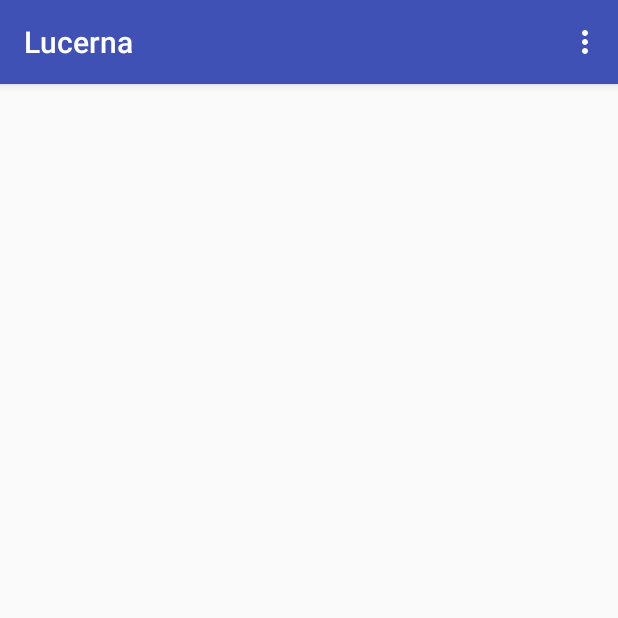
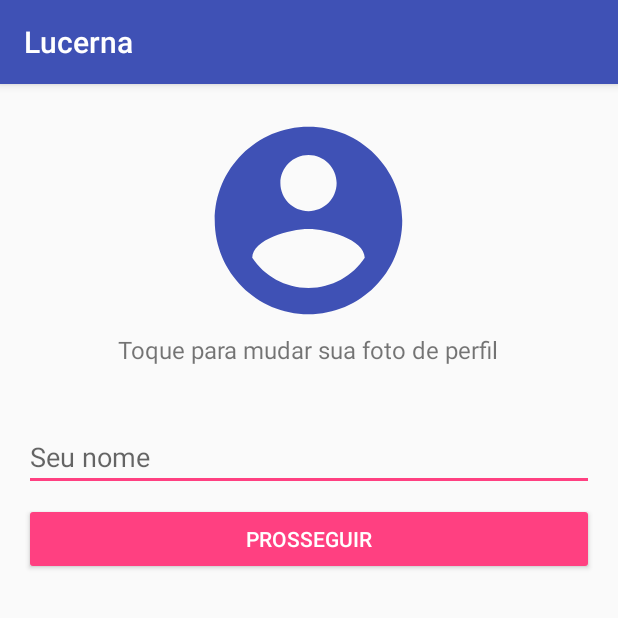
Before and after one commit to hkakutalua/Lucerna, an Android app: the screen it shows after launch once a user with an empty profile is signed in (MainActivity before the commit, ProfileConfigurationActivity after it), on a phone screen of 412 x 824 dp, the top half of it. Run offline under Robolectric (Android 15) with nearby library versions, the phone set to English and light mode, and no system bars; our stand-ins replace CircleImageView, Firebase (no records; nobody signed in at launch, a user with empty details on screens opened directly), Picasso; pictures from the network do not load.

Commit message:
Added profile configuration screen

```diff
--- a/app/build.gradle
+++ b/app/build.gradle
@@ -9,6 +9,7 @@ android {
         versionCode 1
         versionName "1.0"
         testInstrumentationRunner "android.support.test.runner.AndroidJUnitRunner"
+        vectorDrawables.useSupportLibrary = true
     }
     buildTypes {
         debug {
@@ -39,9 +40,11 @@ dependencies {
     compile 'org.parceler:parceler-api:1.1.9'
     annotationProcessor 'org.parceler:parceler:1.1.9'
     compile 'joda-time:joda-time:2.9.9'
+    compile 'de.hdodenhof:circleimageview:2.2.0'
 
     compile 'com.google.firebase:firebase-core:11.6.2'
     compile 'com.google.firebase:firebase-auth:11.6.2'
+    compile 'com.google.firebase:firebase-storage:11.6.2'
 }
 
 
--- a/app/src/main/AndroidManifest.xml
+++ b/app/src/main/AndroidManifest.xml
@@ -37,6 +37,8 @@
         <activity
             android:name=".activities.RegistrationActivity"
             android:theme="@style/AppTheme.NoActionBar"/>
+        <activity
+            android:name=".activities.ProfileConfigurationActivity" />
     </application>
 
 </manifest>
--- a/app/src/main/java/com/bitpapr/lucerna/activities/LaunchActivity.java
+++ b/app/src/main/java/com/bitpapr/lucerna/activities/LaunchActivity.java
@@ -4,10 +4,9 @@ import android.content.Intent;
 import android.os.Handler;
 import android.support.v7.app.AppCompatActivity;
 import android.os.Bundle;
-import android.view.Window;
-import android.view.WindowManager;
 
 import com.bitpapr.lucerna.R;
+import com.bitpapr.lucerna.data.UserSharedPreferences;
 import com.google.firebase.auth.FirebaseAuth;
 import com.google.firebase.auth.FirebaseUser;
 
@@ -32,8 +31,13 @@ public class LaunchActivity extends AppCompatActivity {
         FirebaseUser currentLoggedUser = firebaseAuth.getCurrentUser();
         final Handler handler = new Handler();
 
+        UserSharedPreferences userSharedPreferences = new UserSharedPreferences(this);
+        boolean profileConfigured = userSharedPreferences.getUserProfileConfigured();
+
         if (currentLoggedUser == null) {
             handler.postDelayed(this::showLoginActivity, 2000);
+        } else if (!profileConfigured) {
+            handler.postDelayed(this::showProfileConfigurationActivity, 2000);
         } else {
             handler.postDelayed(this::showMainActivity, 2000);
         }
@@ -48,6 +52,12 @@ public class LaunchActivity extends AppCompatActivity {
         finish();
     }
 
+    private void showProfileConfigurationActivity() {
+        Intent profileConfigurationIntent = new Intent(this, ProfileConfigurationActivity.class);
+        startActivity(profileConfigurationIntent);
+        finish();
+    }
+
     /**
      * Shows the main activity
      */
--- a/app/src/main/java/com/bitpapr/lucerna/activities/LoginActivity.java
+++ b/app/src/main/java/com/bitpapr/lucerna/activities/LoginActivity.java
@@ -70,7 +70,7 @@ public class LoginActivity extends AppCompatActivity
     public void onComplete(@NonNull Task<AuthResult> task) {
         if (task.isSuccessful()) {
             Log.d(TAG, "Sign in with email was successful");
-            startActivity(new Intent(this, MainActivity.class));
+            startActivity(new Intent(this, ProfileConfigurationActivity.class));
             finish();
         }
 
--- /dev/null
+++ b/app/src/main/java/com/bitpapr/lucerna/activities/ProfileConfigurationActivity.java
@@ -0,0 +1,252 @@
+package com.bitpapr.lucerna.activities;
+
+import android.content.Intent;
+import android.graphics.Bitmap;
+import android.net.Uri;
+import android.os.Bundle;
+import android.support.annotation.Nullable;
+import android.support.v7.app.AppCompatActivity;
+import android.text.TextUtils;
+import android.view.View;
+import android.widget.Button;
+import android.widget.EditText;
+import android.widget.ImageView;
+import android.widget.LinearLayout;
+import android.widget.ProgressBar;
+import android.widget.TextView;
+import android.widget.Toast;
+
+import com.bitpapr.lucerna.R;
+import com.bitpapr.lucerna.utilities.BitmapUtils;
+import com.google.firebase.auth.FirebaseAuth;
+import com.google.firebase.auth.FirebaseUser;
+import com.google.firebase.auth.UserProfileChangeRequest;
+import com.google.firebase.storage.FirebaseStorage;
+import com.google.firebase.storage.StorageReference;
+import com.google.firebase.storage.UploadTask;
+import com.squareup.picasso.Callback;
+import com.squareup.picasso.Picasso;
+
+import java.io.ByteArrayOutputStream;
+
+/**
+ * Created by henrick on 12/12/17.
+ */
+
+/**
+ * The activity responsible for configuring briefly user profile
+ * Normally this activity is called after the login or registering process
+ * to quickly set the user name and profile picture
+ */
+public class ProfileConfigurationActivity extends AppCompatActivity {
+
+    private static final int REQUEST_CODE_IMAGE_RETRIEVAL = 1234;
+    private static final String STORAGE_REFERENCE_PROFILE_IMAGES = "profile_images";
+    public static final String PROFILE_IMAGE_NAME_PREFIX = "profile";
+
+    private ImageView mProfilePictureImageView;
+    private Button mProceedButton;
+    private EditText mNameEditText;
+    private ProgressBar mImageUploadProgressBar;
+    private TextView mPictureUploadErrorTextView;
+
+    private FirebaseAuth mFirebaseAuth;
+
+    private Uri mLocalImageUri;
+    private Uri mLastUploadedPhotoUri = null;
+
+    @Override
+    public void onCreate(@Nullable Bundle savedInstanceState) {
+        super.onCreate(savedInstanceState);
+        setContentView(R.layout.activity_profile_configuration);
+
+        mProfilePictureImageView = findViewById(R.id.image_profile_picture);
+        mNameEditText = findViewById(R.id.edit_name);
+        mImageUploadProgressBar = findViewById(R.id.progress_image_upload);
+        mPictureUploadErrorTextView = findViewById(R.id.text_picture_upload_error);
+        mProceedButton = findViewById(R.id.button_proceed);
+        LinearLayout profilePictureLayout = findViewById(R.id.layout_profile_picture);
+
+        profilePictureLayout.setOnClickListener((View v) -> chooseProfilePicture());
+        mProceedButton.setOnClickListener((View v) -> updateProfileNameAndFinish());
+
+        mFirebaseAuth = FirebaseAuth.getInstance();
+        FirebaseUser user = mFirebaseAuth.getCurrentUser();
+
+        // This will download and show the user profile picture if it was previously set
+        // otherwise we'll just show a default profile picture
+        if (user != null) {
+            mNameEditText.setText(user.getDisplayName());
+            Uri photoUri = user.getPhotoUrl();
+
+            if (photoUri == null) {
+                mProfilePictureImageView.setImageResource(R.drawable.ic_default_profile_150dp);
+            } else {
+                downloadProfilePhoto(photoUri);
+            }
+        }
+    }
+
+    /**
+     * Called when a picture is selected from the gallery
+     * @param requestCode the intent request code
+     * @param resultCode the result code
+     * @param data the data returned from the selection, normally a Uri pointing
+     *             to the selected picture
+     */
+    @Override
+    protected void onActivityResult(int requestCode, int resultCode, Intent data) {
+        if (requestCode == REQUEST_CODE_IMAGE_RETRIEVAL && resultCode == RESULT_OK) {
+            Uri photoLocalUri = data.getData();
+
+            if (photoLocalUri != null) {
+                mLocalImageUri = photoLocalUri;
+                uploadProfilePhoto(mLocalImageUri);
+            }
+        }
+    }
+
+    /**
+     * Requests the system to select a picture from gallery
+     */
+    private void chooseProfilePicture() {
+        Intent imageRetrievalIntent = new Intent(Intent.ACTION_GET_CONTENT);
+        imageRetrievalIntent.setType("image/*");
+
+        if (imageRetrievalIntent.resolveActivity(getPackageManager()) != null) {
+            startActivityForResult(imageRetrievalIntent, REQUEST_CODE_IMAGE_RETRIEVAL);
+        } else {
+            Toast.makeText(this, R.string.no_application_to_open_image, Toast.LENGTH_SHORT)
+                    .show();
+        }
+    }
+
+    /**
+     * Finishes the profile configuration by changing the name of
+     * the user and then finish this activity
+     */
+    private void updateProfileNameAndFinish() {
+        if (!validNameField())
+            return;
+
+        FirebaseUser firebaseUser = mFirebaseAuth.getCurrentUser();
+        String name = mNameEditText.getText().toString();
+
+        if (firebaseUser != null) {
+            UserProfileChangeRequest.Builder profileChangeRequestBuilder =
+                    new UserProfileChangeRequest.Builder()
+                    .setDisplayName(name);
+
+            firebaseUser.updateProfile(profileChangeRequestBuilder.build());
+
+            startActivity(new Intent(this, MainActivity.class));
+            finish();
+        }
+    }
+
+    /**
+     * Downloads an existent profile picture from the remote uri,
+     * then show it in the screen.
+     * If the download fails (for reasons like network, invalid uri, etc), it
+     * shows a default profile picture in the screen
+     * @param photoRemoteUri A remote URL of the profile picture
+     */
+    private void downloadProfilePhoto(Uri photoRemoteUri) {
+        mImageUploadProgressBar.setVisibility(View.VISIBLE);
+
+        Picasso.with(this)
+                .load(photoRemoteUri)
+                .error(R.drawable.ic_default_profile_150dp)
+                .into(mProfilePictureImageView, new Callback() {
+                    @Override
+                    public void onSuccess() {
+                        mImageUploadProgressBar.setVisibility(View.INVISIBLE);
+                        mLastUploadedPhotoUri = photoRemoteUri;
+                    }
+
+                    @Override
+                    public void onError() {
+                        mImageUploadProgressBar.setVisibility(View.INVISIBLE);
+                        Toast.makeText(ProfileConfigurationActivity.this,
+                                R.string.picture_dowload_error_text,
+                                Toast.LENGTH_LONG).show();
+                    }
+                });
+    }
+
+    /**
+     * Uploads a picture to Firebase Storage and then set it as profile picture
+     * if the upload succeeds
+     * @param photoLocalUri the local uri of the picture to upload
+     */
+    private void uploadProfilePhoto(Uri photoLocalUri) {
+        mImageUploadProgressBar.setVisibility(View.VISIBLE);
+        mPictureUploadErrorTextView.setVisibility(View.INVISIBLE);
+
+        StorageReference rootRef = FirebaseStorage.getInstance().getReference();
+        String userUid = mFirebaseAuth.getCurrentUser().getUid();
+        String pictureFileName = PROFILE_IMAGE_NAME_PREFIX + userUid;
+
+        StorageReference profileImageRef =
+                rootRef.child(STORAGE_REFERENCE_PROFILE_IMAGES + "/" + pictureFileName);
+
+        final Bitmap photoBitmap = BitmapUtils.loadBitmapFromUri(photoLocalUri, this);
+        final byte[] photoByteArray = BitmapUtils.getBitmapByteArray(photoBitmap);
+
+        if (photoByteArray != null) {
+            UploadTask photoUploadTask = profileImageRef.putBytes(photoByteArray);
+
+            photoUploadTask.addOnSuccessListener((UploadTask.TaskSnapshot taskSnapshot) -> {
+                mLastUploadedPhotoUri = taskSnapshot.getDownloadUrl();
+                mImageUploadProgressBar.setVisibility(View.INVISIBLE);
+                mProfilePictureImageView.setImageURI(photoLocalUri);
+                updateUserAccountPhotoUri(taskSnapshot.getDownloadUrl());
+            });
+
+            photoUploadTask.addOnFailureListener((Exception e) -> {
+                mPictureUploadErrorTextView.setText(R.string.picture_upload_error_text);
+                mPictureUploadErrorTextView.setVisibility(View.VISIBLE);
+                mImageUploadProgressBar.setVisibility(View.INVISIBLE);
+            });
+        } else {
+            Toast.makeText(this, R.string.picture_not_existent_error, Toast.LENGTH_LONG)
+                    .show();
+        }
+    }
+
+    /**
+     * Updates the user profile uri
+     * @param photoRemoteUri The remote uri
+     */
+    private void updateUserAccountPhotoUri(Uri photoRemoteUri) {
+        FirebaseUser user = mFirebaseAuth.getCurrentUser();
+        if (user != null) {
+            UserProfileChangeRequest.Builder profileChangeRequestBuilder =
+                    new UserProfileChangeRequest.Builder()
+                    .setPhotoUri(photoRemoteUri);
+
+            user.updateProfile(profileChangeRequestBuilder.build());
+        }
+    }
+
+    /**
+     * Check if the name field is in a valid state
+     * The name field isn't allowed to be empty or contain just
+     * space characters (like space, tab, etc)
+     * @return a boolean indicating if the name field is valid
+     */
+    private boolean validNameField() {
+        boolean validField = true;
+
+        String name = mNameEditText.getText().toString();
+
+        if (TextUtils.isEmpty(name) ||
+                TextUtils.isEmpty(name.trim())) {
+            validField = false;
+            Toast.makeText(this, R.string.empty_name_field_error, Toast.LENGTH_SHORT)
+                    .show();
+        }
+
+        return validField;
+    }
+}
--- a/app/src/main/java/com/bitpapr/lucerna/activities/RegistrationActivity.java
+++ b/app/src/main/java/com/bitpapr/lucerna/activities/RegistrationActivity.java
@@ -84,7 +84,7 @@ public class RegistrationActivity extends AppCompatActivity
             FirebaseUser firebaseUser = mFirebaseAuth.getCurrentUser();
             firebaseUser.updateProfile(profileChangeRequestBuilder.build());
 
-            startActivity(new Intent(this, MainActivity.class));
+            startActivity(new Intent(this, ProfileConfigurationActivity.class));
             finish();
         }
 
--- /dev/null
+++ b/app/src/main/java/com/bitpapr/lucerna/data/UserSharedPreferences.java
@@ -0,0 +1,35 @@
+package com.bitpapr.lucerna.data;
+
+import android.content.Context;
+import android.content.SharedPreferences;
+import android.preference.PreferenceManager;
+
+/**
+ * Created by henrick on 12/13/17.
+ */
+
+public class UserSharedPreferences {
+
+    private static final String PREF_USER_PROFILE_IS_CONFIGURED = "PREF_USER_PROFILE_IS_CONFIGURED";
+
+    private Context mContext;
+
+    public UserSharedPreferences(Context context) {
+        mContext = context;
+    }
+
+    public void setUserProfileConfigured(boolean configured) {
+        SharedPreferences.Editor editor = getEditor();
+        editor.putBoolean(PREF_USER_PROFILE_IS_CONFIGURED, configured);
+        editor.apply();
+    }
+
+    public boolean getUserProfileConfigured() {
+        return PreferenceManager.getDefaultSharedPreferences(mContext)
+                .getBoolean(PREF_USER_PROFILE_IS_CONFIGURED, false);
+    }
+
+    private SharedPreferences.Editor getEditor() {
+        return PreferenceManager.getDefaultSharedPreferences(mContext).edit();
+    }
+}
--- /dev/null
+++ b/app/src/main/res/drawable/ic_default_profile_150dp.xml
@@ -0,0 +1,9 @@
+<vector xmlns:android="http://schemas.android.com/apk/res/android"
+        android:width="150dp"
+        android:height="150dp"
+        android:viewportWidth="24.0"
+        android:viewportHeight="24.0">
+    <path
+        android:fillColor="@color/colorPrimary"
+        android:pathData="M12,2C6.48,2 2,6.48 2,12s4.48,10 10,10 10,-4.48 10,-10S17.52,2 12,2zM12,5c1.66,0 3,1.34 3,3s-1.34,3 -3,3 -3,-1.34 -3,-3 1.34,-3 3,-3zM12,19.2c-2.5,0 -4.71,-1.28 -6,-3.22 0.03,-1.99 4,-3.08 6,-3.08 1.99,0 5.97,1.09 6,3.08 -1.29,1.94 -3.5,3.22 -6,3.22z"/>
+</vector>
--- /dev/null
+++ b/app/src/main/res/layout/activity_profile_configuration.xml
@@ -0,0 +1,76 @@
+<?xml version="1.0" encoding="utf-8"?>
+<LinearLayout xmlns:android="http://schemas.android.com/apk/res/android"
+    android:layout_width="match_parent"
+    android:layout_height="match_parent"
+    xmlns:tool="http://schemas.android.com/tools"
+    xmlns:app="http://schemas.android.com/apk/res-auto"
+    android:padding="16dp"
+    android:orientation="vertical">
+
+    <LinearLayout
+        android:id="@+id/layout_profile_picture"
+        android:layout_width="wrap_content"
+        android:layout_height="wrap_content"
+        android:orientation="vertical"
+        android:layout_gravity="center">
+
+        <FrameLayout
+            android:layout_width="wrap_content"
+            android:layout_height="wrap_content"
+            android:layout_gravity="center"
+            android:clickable="false">
+
+            <de.hdodenhof.circleimageview.CircleImageView
+                android:id="@+id/image_profile_picture"
+                android:layout_width="150dp"
+                android:layout_height="150dp"
+                tool:src="@drawable/ic_default_profile_150dp"/>
+
+            <ProgressBar
+                android:id="@+id/progress_image_upload"
+                android:layout_width="60dp"
+                android:layout_height="60dp"
+                android:layout_gravity="center"
+                android:visibility="invisible"
+                tool:visibility="visible"/>
+
+        </FrameLayout>
+
+        <TextView
+            android:layout_width="wrap_content"
+            android:layout_height="wrap_content"
+            android:text="@string/profile_picture_change_description"
+            android:textSize="16sp"
+            android:layout_gravity="center"
+            android:clickable="false" />
+
+    </LinearLayout>
+
+    <TextView
+        android:id="@+id/text_picture_upload_error"
+        android:layout_width="wrap_content"
+        android:layout_height="wrap_content"
+        android:layout_gravity="center"
+        android:layout_marginTop="8dp"
+        android:textSize="16sp"
+        android:textColor="@android:color/holo_red_light"
+        android:visibility="invisible"
+        tool:text="Some error here related to the image upload"/>
+
+    <EditText
+        android:id="@+id/edit_name"
+        android:layout_width="match_parent"
+        android:layout_height="wrap_content"
+        android:layout_marginTop="8dp"
+        android:hint="@string/name_hint"/>
+
+    <Button
+        android:id="@+id/button_proceed"
+        android:layout_width="match_parent"
+        android:layout_height="wrap_content"
+        android:layout_marginTop="8dp"
+        android:text="@string/proceed_button_text"
+        android:backgroundTint="@color/colorAccent"
+        android:textColor="@android:color/white"/>
+
+</LinearLayout>
--- a/app/src/main/res/values/strings.xml
+++ b/app/src/main/res/values/strings.xml
@@ -54,5 +54,11 @@
     <string name="not_existent_account_message">A conta de email não está registada.</string>
     <string name="account_disabled_message">Sua conta foi desativada</string>
     <string name="unknown_failure_message">Ocorreu um erro desconhecido</string>
+    <string name="profile_picture_change_description">Toque para mudar sua foto de perfil</string>
+    <string name="proceed_button_text">Prosseguir</string>
+    <string name="no_application_to_open_image">Nenhuma aplicação encontrada para selecionar a imagem</string>
+    <string name="picture_upload_error_text">Não foi possível fazer o upload desta imagem</string>
+    <string name="picture_dowload_error_text">Não foi possível descarregar a sua foto de perfil</string>
+    <string name="picture_not_existent_error">A fotografia selecionada foi movida ou apagada</string>
 
 </resources>
```
Also changed, not shown: app/src/main/java/com/bitpapr/lucerna/utilities/BitmapUtils.java (added, +52 -0 lines), app/src/main/res/drawable/ic_retry_24dp.xml (added, +9 -0 lines).
